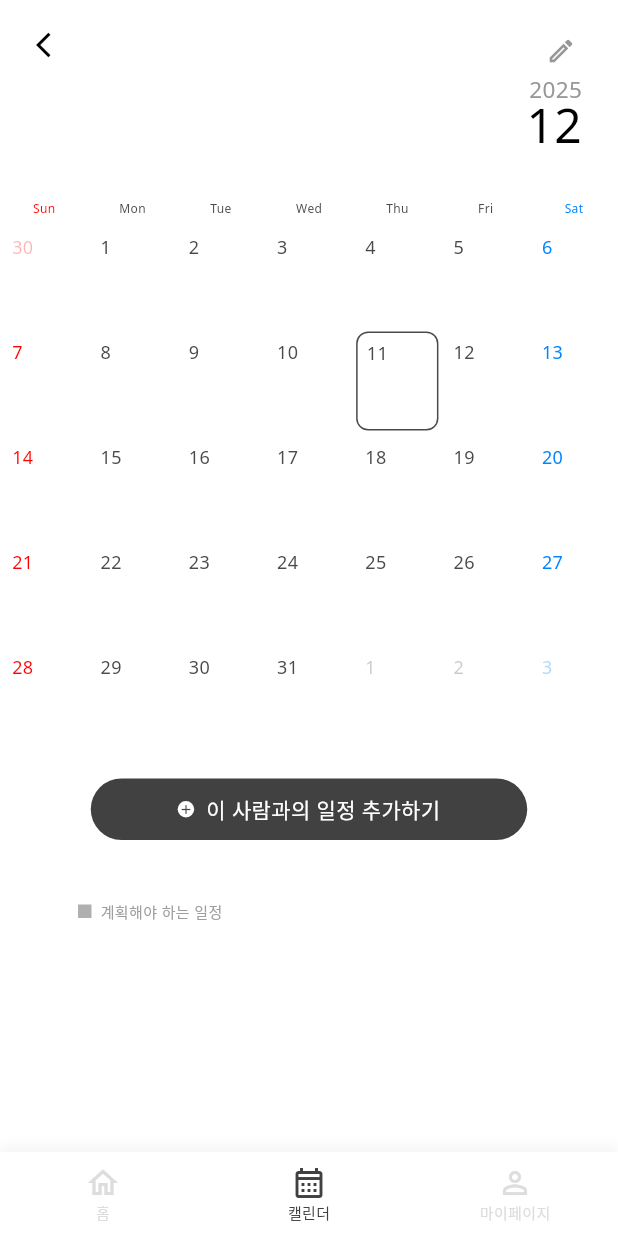
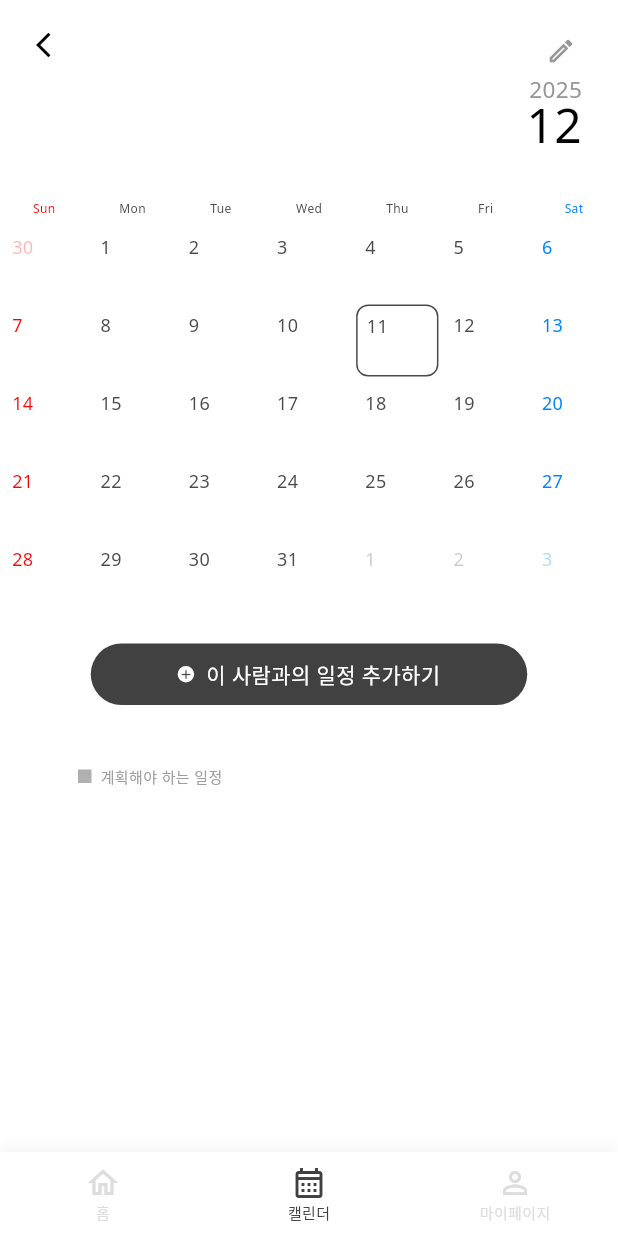
Before and after one commit to uiiuodo/testedn5, a Flutter app: the PersonCalendarScreen screen opened directly, on a phone screen of 412 x 824 dp. Run offline on Flutter 3.47's test engine with Material 3 defaults, Android fonts, the light colour scheme and no system bars; drawn by our look-alikes of table_calendar; our stand-ins replace firebase_core, get, hive, hive_flutter, shared_preferences; missing offline and left inert: lunar; accounts and stored records are empty; Roboto replaces fonts that are missing (Noto Sans).

Commit message:
달력 오류 수정

```diff
--- a/lib/ui/page/calendar/person_calendar/person_calendar_screen.dart
+++ b/lib/ui/page/calendar/person_calendar/person_calendar_screen.dart
@@ -1,6 +1,5 @@
 import 'package:flutter/material.dart';
 import 'package:get/get.dart';
-
 import 'package:table_calendar/table_calendar.dart';
 import 'person_calendar_controller.dart';
 import '../../../../data/model/schedule.dart';
@@ -27,14 +26,13 @@ class PersonCalendarScreen extends GetView<PersonCalendarController> {
                     crossAxisAlignment: CrossAxisAlignment.start,
                     children: [
                       const SizedBox(height: 20),
-                      // Header: Back Icon, Edit Icon, Year/Month
+                      // Header
                       Padding(
                         padding: const EdgeInsets.symmetric(horizontal: 24.0),
                         child: Row(
                           mainAxisAlignment: MainAxisAlignment.spaceBetween,
                           crossAxisAlignment: CrossAxisAlignment.start,
                           children: [
-                            // Left: Back Button & Return to Today
                             Column(
                               crossAxisAlignment: CrossAxisAlignment.start,
                               children: [
@@ -48,9 +46,8 @@ class PersonCalendarScreen extends GetView<PersonCalendarController> {
                                 ),
                                 const SizedBox(height: 12),
                                 Obx(() {
-                                  if (controller.isOnTodayMonth) {
+                                  if (controller.isOnTodayMonth)
                                     return const SizedBox.shrink();
-                                  }
                                   return GestureDetector(
                                     onTap: controller.goToToday,
                                     child: Container(
@@ -88,12 +85,9 @@ class PersonCalendarScreen extends GetView<PersonCalendarController> {
                                 }),
                               ],
                             ),
-
-                            // Right: Edit Icon + Year + Month
                             Column(
                               crossAxisAlignment: CrossAxisAlignment.end,
                               children: [
-                                // Edit Icon (Pen)
                                 Obx(
                                   () => GestureDetector(
                                     onTap: controller.toggleEditMode,
@@ -111,16 +105,13 @@ class PersonCalendarScreen extends GetView<PersonCalendarController> {
                                             : Icons.edit_outlined,
                                         size: 20,
                                         color: controller.isEditMode.value
-                                            ? Colors
-                                                  .black // Changed to black to match Group Calendar
+                                            ? Colors.black
                                             : const Color(0xFF979797),
                                       ),
                                     ),
                                   ),
                                 ),
                                 const SizedBox(height: 4),
-
-                                // Year (e.g., 2025)
                                 Obx(
                                   () => Text(
                                     '${controller.focusedDay.value.year}',
@@ -133,7 +124,6 @@ class PersonCalendarScreen extends GetView<PersonCalendarController> {
                                     ),
                                   ),
                                 ),
-                                // Month (e.g., 11)
                                 Obx(
                                   () => Text(
                                     '${controller.focusedDay.value.month}',
@@ -166,7 +156,7 @@ class PersonCalendarScreen extends GetView<PersonCalendarController> {
                           },
                           headerVisible: false,
                           daysOfWeekHeight: 20,
-                          rowHeight: 70,
+                          rowHeight: 52, // 1) Modified rowHeight
                           calendarFormat: CalendarFormat.month,
                           availableGestures: AvailableGestures.horizontalSwipe,
                           daysOfWeekStyle: const DaysOfWeekStyle(
@@ -200,38 +190,31 @@ class PersonCalendarScreen extends GetView<PersonCalendarController> {
                               }
                               return null;
                             },
-                            defaultBuilder: (context, day, focusedDay) {
-                              return _buildDayCell(controller, day, false);
-                            },
-                            selectedBuilder: (context, day, focusedDay) {
-                              return _buildDayCell(controller, day, true);
-                            },
-                            todayBuilder: (context, day, focusedDay) {
-                              return _buildDayCell(
+                            defaultBuilder: (context, day, focusedDay) =>
+                                _buildDayCell(controller, day, false),
+                            selectedBuilder: (context, day, focusedDay) =>
+                                _buildDayCell(controller, day, true),
+                            todayBuilder: (context, day, focusedDay) =>
+                                _buildDayCell(
                                   controller,
                                   day,
                                   false,
                                   isToday: true,
-                              );
-                            },
-                            outsideBuilder: (context, day, focusedDay) {
-                              return _buildDayCell(
+                                ),
+                            outsideBuilder: (context, day, focusedDay) =>
+                                _buildDayCell(
                                   controller,
                                   day,
                                   false,
                                   isOutside: true,
-                              );
-                            },
-                            markerBuilder: (context, day, events) {
-                              return const SizedBox.shrink();
-                            },
+                                ),
+                            markerBuilder: (context, day, events) =>
+                                const SizedBox.shrink(),
                           ),
                         ),
                       ),
-
                       const SizedBox(height: 20),
-
-                      // Add Schedule Button (Only for Planned Schedules as per request)
+                      // Add Schedule Button
                       Center(
                         child: GestureDetector(
                           onTap: () async {
@@ -290,10 +273,8 @@ class PersonCalendarScreen extends GetView<PersonCalendarController> {
                           ),
                         ),
                       ),
-
                       const SizedBox(height: 40),
-
-                      // Planned Schedules List
+                      // Planned List
                       Padding(
                         padding: const EdgeInsets.symmetric(horizontal: 52.0),
                         child: Column(
@@ -363,7 +344,6 @@ class PersonCalendarScreen extends GetView<PersonCalendarController> {
                                             children: [
                                               GestureDetector(
                                                 onTap: () async {
-                                                  // Edit
                                                   final result =
                                                       await Get.bottomSheet(
                                                         ScheduleEditScreen(
@@ -378,13 +358,12 @@ class PersonCalendarScreen extends GetView<PersonCalendarController> {
                                                             Colors.transparent,
                                                       );
                                                   if (result != null &&
-                                                      result is Schedule) {
+                                                      result is Schedule)
                                                     await controller
                                                         .updateSchedule(result);
-                                                  } else {
+                                                  else
                                                     await controller
                                                         .fetchSchedules();
-                                                  }
                                                 },
                                                 child: const Padding(
                                                   padding: EdgeInsets.all(4.0),
@@ -398,7 +377,6 @@ class PersonCalendarScreen extends GetView<PersonCalendarController> {
                                               const SizedBox(width: 8),
                                               GestureDetector(
                                                 onTap: () {
-                                                  // Delete
                                                   Get.dialog(
                                                     AlertDialog(
                                                       title: const Text(
@@ -462,7 +440,6 @@ class PersonCalendarScreen extends GetView<PersonCalendarController> {
                 ),
               ),
             ),
-            // Bottom Navigation Bar
             Container(
               decoration: BoxDecoration(
                 color: Colors.white,
@@ -480,10 +457,9 @@ class PersonCalendarScreen extends GetView<PersonCalendarController> {
                   type: BottomNavigationBarType.fixed,
                   backgroundColor: Colors.white,
                   elevation: 0,
-                  currentIndex: 1, // Calendar tab
+                  currentIndex: 1,
                   onTap: (index) {
-                    if (index == 0)
-                      Get.back(); // Go back to home if Home tapped
+                    if (index == 0) Get.back();
                   },
                   selectedItemColor: const Color(0xFF404040),
                   unselectedItemColor: const Color(0xFFDDDDDD),
@@ -526,17 +502,12 @@ class PersonCalendarScreen extends GetView<PersonCalendarController> {
     bool isOutside = false,
   }) {
     final items = controller.getDayItems(day);
-
-    // Day number color
     Color dayColor = const Color(0xFF4A4A4A);
-    if (day.weekday == DateTime.sunday) {
+    if (day.weekday == DateTime.sunday)
       dayColor = const Color(0xFFFF0000);
-    } else if (day.weekday == DateTime.saturday) {
+    else if (day.weekday == DateTime.saturday)
       dayColor = const Color(0xFF0084FF);
-    }
-    if (isOutside) {
-      dayColor = dayColor.withOpacity(0.3);
-    }
+    if (isOutside) dayColor = dayColor.withOpacity(0.3);
 
     return Container(
       margin: const EdgeInsets.all(2),
@@ -550,7 +521,6 @@ class PersonCalendarScreen extends GetView<PersonCalendarController> {
       child: Column(
         crossAxisAlignment: CrossAxisAlignment.start,
         children: [
-          // Day Number
           Padding(
             padding: const EdgeInsets.only(top: 4, left: 6),
             child: Text(
@@ -563,58 +533,49 @@ class PersonCalendarScreen extends GetView<PersonCalendarController> {
             ),
           ),
           const SizedBox(height: 2),
-
-          // Events List
-          Expanded(
-            child: Padding(
-              padding: const EdgeInsets.symmetric(horizontal: 4),
+          // Event List
+          Container(
+            height: 22, // Requested: 22px fixed height
+            margin: const EdgeInsets.only(
+              bottom: 2,
+            ), // Requested: margin bottom <= 2
+            padding: const EdgeInsets.symmetric(
+              horizontal: 4,
+            ), // Requested: horizontal 4, vertical 0
             child: Column(
               crossAxisAlignment: CrossAxisAlignment.start,
+              mainAxisSize: MainAxisSize.min, // Requested: mainAxisSize min
               children: [
-                  ...items.take(3).map((item) {
-                    return Padding(
-                      padding: const EdgeInsets.only(bottom: 2),
-                      child: Row(
+                ...items.take(1).map((item) {
+                  // take(1) to fit in 22px (font 10 ~ 14px height)
+                  return Row(
                     children: [
-                          // Color Bar
                       Container(
                         width: 2,
-                            height: 10,
+                        height: 10, // Adjust to match font scale
                         color: item.groupColor != null
                             ? Color(item.groupColor!)
                             : const Color(0xFFD9D9D9),
                       ),
                       const SizedBox(width: 4),
-                          // Title
                       Expanded(
                         child: Text(
                           item.title,
                           style: const TextStyle(
-                                fontSize: 9,
+                            fontSize: 10, // Requested: fontSize 10
                             color: Color(0xFF4A4A4A),
                             fontWeight: FontWeight.w400,
-                                overflow: TextOverflow.ellipsis,
+                            overflow:
+                                TextOverflow.ellipsis, // Requested: ellipsis
+                            height: 1.0,
                           ),
-                              maxLines: 1,
+                          maxLines: 1, // Requested: maxLines 1
                         ),
                       ),
                     ],
-                      ),
                   );
                 }),
-                  if (items.length > 3)
-                    Padding(
-                      padding: const EdgeInsets.only(left: 6),
-                      child: Text(
-                        '+${items.length - 3}',
-                        style: const TextStyle(
-                          fontSize: 8,
-                          color: Color(0xFF9D9D9D),
-                        ),
-                      ),
-                    ),
               ],
-              ),
             ),
           ),
         ],
```
Also changed, not shown: lib/ui/page/calendar/group_calendar_screen.dart (+15 -24 lines). Lines whose indentation alone changed are shown as unchanged.
